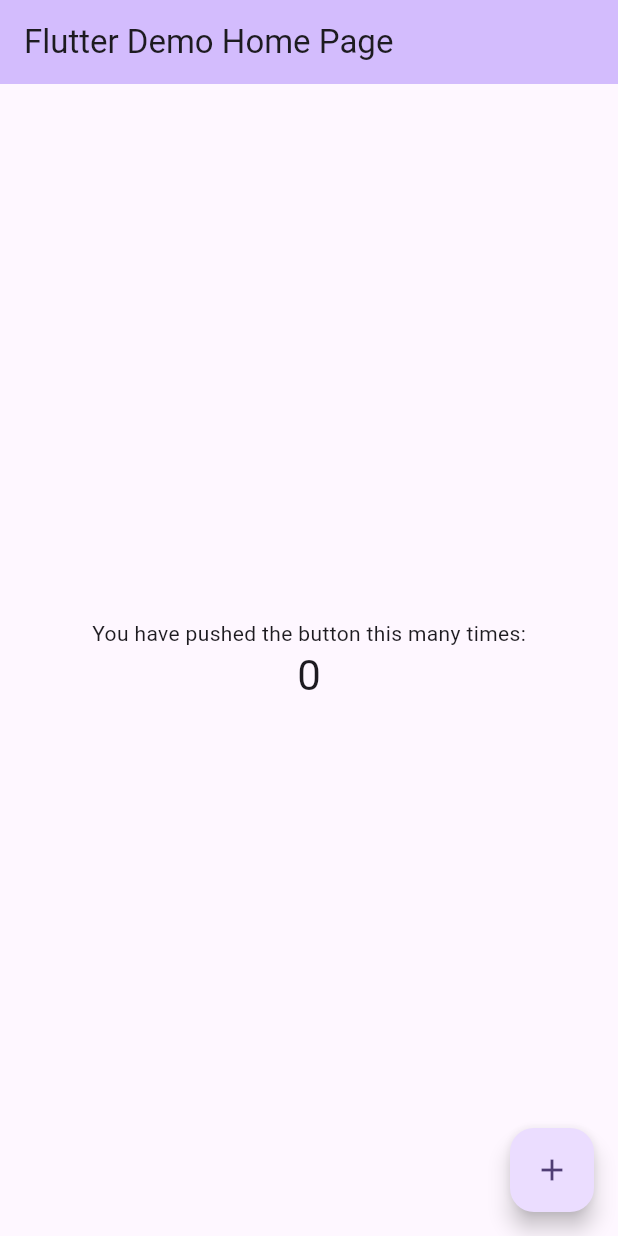
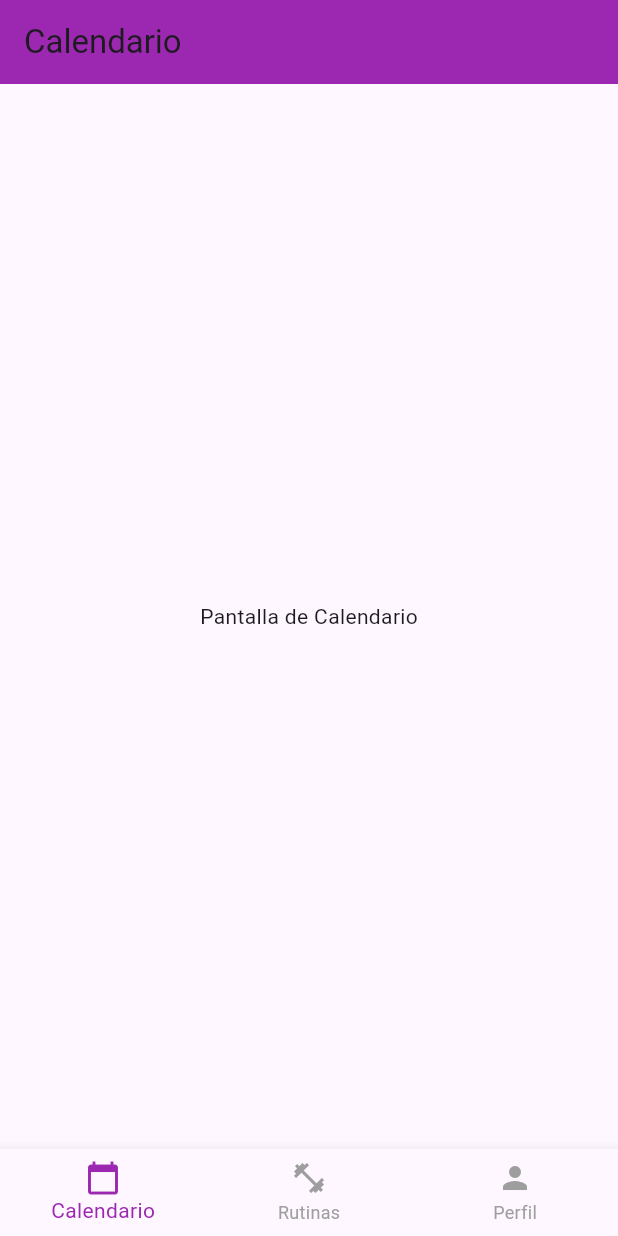
Before and after one commit to LascanoAldahir/BeSuperior, a Flutter app: the screen it shows after launch, on a phone screen of 412 x 824 dp. Run offline on Flutter 3.47's test engine with Material 3 defaults, Android fonts, the phone set to English and light mode, and no system bars.

Commit message:
BarItem integrado sin color

```diff
--- a/besuperior/lib/main.dart
+++ b/besuperior/lib/main.dart
@@ -1,125 +1,79 @@
 import 'package:flutter/material.dart';
 
 void main() {
-  runApp(const MyApp());
+  runApp(MyApp());
 }
 
 class MyApp extends StatelessWidget {
-  const MyApp({super.key});
+  const MyApp({Key? key}) : super(key: key); //Constructor con un parametro
 
-  // This widget is the root of your application.
   @override
   Widget build(BuildContext context) {
     return MaterialApp(
-      title: 'Flutter Demo',
-      theme: ThemeData(
-        // This is the theme of your application.
-        //
-        // TRY THIS: Try running your application with "flutter run". You'll see
-        // the application has a purple toolbar. Then, without quitting the app,
-        // try changing the seedColor in the colorScheme below to Colors.green
-        // and then invoke "hot reload" (save your changes or press the "hot
-        // reload" button in a Flutter-supported IDE, or press "r" if you used
-        // the command line to start the app).
-        //
-        // Notice that the counter didn't reset back to zero; the application
-        // state is not lost during the reload. To reset the state, use hot
-        // restart instead.
-        //
-        // This works for code too, not just values: Most code changes can be
-        // tested with just a hot reload.
-        colorScheme: ColorScheme.fromSeed(seedColor: Colors.deepPurple),
-        useMaterial3: true,
-      ),
-      home: const MyHomePage(title: 'Flutter Demo Home Page'),
+      title: 'BeSuperior',
+      debugShowCheckedModeBanner: false, //oculta la etiqueta Debug en la esquina
+      home: HomePage(),
     );
   }
 }
 
-class MyHomePage extends StatefulWidget {
-  const MyHomePage({super.key, required this.title});
-
-  // This widget is the home page of your application. It is stateful, meaning
-  // that it has a State object (defined below) that contains fields that affect
-  // how it looks.
-
-  // This class is the configuration for the state. It holds the values (in this
-  // case the title) provided by the parent (in this case the App widget) and
-  // used by the build method of the State. Fields in a Widget subclass are
-  // always marked "final".
-
-  final String title;
+class HomePage extends StatefulWidget {
+  const HomePage({Key? key}) : super(key: key);
 
   @override
-  State<MyHomePage> createState() => _MyHomePageState();
+  _HomePageState createState() => _HomePageState();//Crea el estado para la pagina
 }
 
-class _MyHomePageState extends State<MyHomePage> {
-  int _counter = 0;
+class _HomePageState extends State<HomePage> {
+  int _selectedIndex = 0; //Controlla que elemento del Navbar esta seleccionado
 
-  void _incrementCounter() {
+  //Lista de títulos para las diferentes pantallas
+  static const List<String> _pageTitles = [
+    'Calendario',
+    'Rutinas',
+    'Perfil',
+  ];
+
+  //Aqui se podrian agregar widgets de las pantallas correspondientes.
+  static const List<Widget> _pages = [
+    Center(child: Text('Pantalla de Calendario')),
+    Center(child: Text('Pantalla de Rutinas')),
+    Center(child: Text('Pantalla de Perfil')),
+  ];
+  void _onItemTapped(int index) {
     setState(() {
-      // This call to setState tells the Flutter framework that something has
-      // changed in this State, which causes it to rerun the build method below
-      // so that the display can reflect the updated values. If we changed
-      // _counter without calling setState(), then the build method would not be
-      // called again, and so nothing would appear to happen.
-      _counter++;
+      _selectedIndex = index; //Cambia el indice seleccionado al presionar un boton del navbar
     });
   }
 
   @override
   Widget build(BuildContext context) {
-    // This method is rerun every time setState is called, for instance as done
-    // by the _incrementCounter method above.
-    //
-    // The Flutter framework has been optimized to make rerunning build methods
-    // fast, so that you can just rebuild anything that needs updating rather
-    // than having to individually change instances of widgets.
     return Scaffold(
       appBar: AppBar(
-        // TRY THIS: Try changing the color here to a specific color (to
-        // Colors.amber, perhaps?) and trigger a hot reload to see the AppBar
-        // change color while the other colors stay the same.
-        backgroundColor: Theme.of(context).colorScheme.inversePrimary,
-        // Here we take the value from the MyHomePage object that was created by
-        // the App.build method, and use it to set our appbar title.
-        title: Text(widget.title),
+        title: Text(_pageTitles[_selectedIndex]), //Cambia el titulo segun el indice seleccionado
+        backgroundColor: Colors.purple, //Color de fondo del AppBar
       ),
-      body: Center(
-        // Center is a layout widget. It takes a single child and positions it
-        // in the middle of the parent.
-        child: Column(
-          // Column is also a layout widget. It takes a list of children and
-          // arranges them vertically. By default, it sizes itself to fit its
-          // children horizontally, and tries to be as tall as its parent.
-          //
-          // Column has various properties to control how it sizes itself and
-          // how it positions its children. Here we use mainAxisAlignment to
-          // center the children vertically; the main axis here is the vertical
-          // axis because Columns are vertical (the cross axis would be
-          // horizontal).
-          //
-          // TRY THIS: Invoke "debug painting" (choose the "Toggle Debug Paint"
-          // action in the IDE, or press "p" in the console), to see the
-          // wireframe for each widget.
-          mainAxisAlignment: MainAxisAlignment.center,
-          children: <Widget>[
-            const Text(
-              'You have pushed the button this many times:',
+      body: _pages[_selectedIndex], //Muestra la pantalla correspondiente al indice seleccionado
+      bottomNavigationBar: BottomNavigationBar(
+          items: const <BottomNavigationBarItem>[
+            BottomNavigationBarItem(
+                icon: Icon(Icons.calendar_today),
+                label: 'Calendario',
             ),
-            Text(
-              '$_counter',
-              style: Theme.of(context).textTheme.headlineMedium,
+            BottomNavigationBarItem(
+              icon: Icon(Icons.fitness_center),
+              label: 'Rutinas',
+            ),
+            BottomNavigationBarItem(
+              icon: Icon(Icons.person),
+              label: 'Perfil',
             ),
           ],
-        ),
+        currentIndex: _selectedIndex, //Indica cual es elemento seleccionado actualmente
+        selectedItemColor: Colors.purple,//Color del elemento seleccionado.
+        unselectedItemColor: Colors.grey, //Color de elementos no seleccionados
+        onTap: _onItemTapped, //Llama a la funcion cuando un elemento es presionado
       ),
-      floatingActionButton: FloatingActionButton(
-        onPressed: _incrementCounter,
-        tooltip: 'Increment',
-        child: const Icon(Icons.add),
-      ), // This trailing comma makes auto-formatting nicer for build methods.
     );
   }
 }
```
